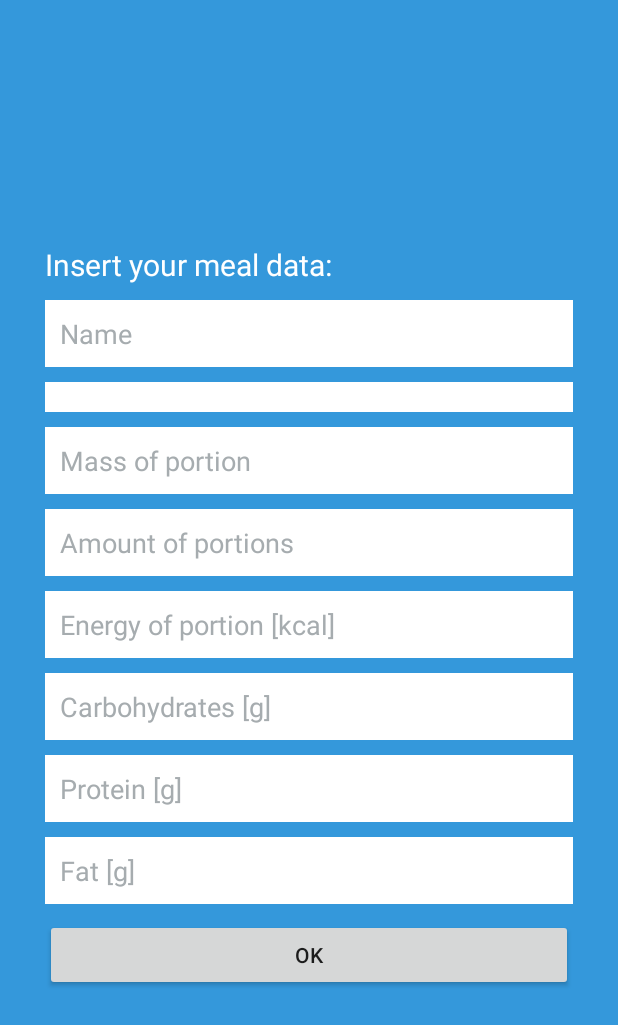
After one commit to March97/Food_Diary, an Android app: the layout fragment_meal_add.xml on its own in the app's theme, with its tools: preview values and no code run, on a phone screen of 412 x 824 dp. The commit adds this screen. Shown: the top 1025 px of the screen. Run offline under Robolectric (Android 15) with nearby library versions, the phone set to English and light mode, and no system bars.

Commit message:
kolorki, xml meal list

```diff
--- /dev/null
+++ b/app/src/main/res/layout/fragment_meal_add.xml
@@ -0,0 +1,149 @@
+<?xml version="1.0" encoding="utf-8"?>
+<LinearLayout xmlns:android="http://schemas.android.com/apk/res/android"
+    android:layout_width="fill_parent"
+    android:layout_height="fill_parent"
+    android:background="@color/colorBackground"
+    android:gravity="center"
+    android:orientation="vertical"
+    android:padding="10dp" >
+
+
+    <LinearLayout
+        android:layout_width="fill_parent"
+        android:layout_height="wrap_content"
+        android:layout_gravity="center"
+        android:orientation="vertical"
+        android:paddingLeft="20dp"
+        android:paddingRight="20dp" >
+
+        <TextView
+            android:id="@+id/meal_add_title"
+            android:layout_width="fill_parent"
+            android:layout_height="wrap_content"
+            android:layout_marginBottom="10dp"
+            android:text="@string/meal_add_title"
+            android:textSize="20sp"
+            android:textColor="@color/colorAccent" />
+
+        <EditText
+            android:id="@+id/meal_add_name"
+            android:layout_width="fill_parent"
+            android:layout_height="wrap_content"
+            android:layout_marginBottom="10dp"
+            android:background="@color/colorAccent"
+            android:hint="@string/meal_add_name"
+            android:inputType="number"
+            android:padding="10dp"
+            android:singleLine="true"
+            android:textSize="18sp"
+            android:textColor="@color/colorGrey"
+            android:textColorHint="@color/colorGrey" />
+
+        <Spinner
+            android:id="@+id/meal_add_spinner"
+            android:layout_width="fill_parent"
+            android:layout_height="wrap_content"
+            android:layout_marginBottom="10dp"
+            android:background="@color/colorAccent"
+            android:hint="@string/meal_add_name"
+            android:padding="10dp"
+            android:singleLine="true"
+            android:textSize="18sp"
+            android:textColor="@color/colorGrey"
+            android:textColorHint="@color/colorGrey"
+            android:minHeight="18sp"/>
+        <!--        android:entries="@array/meal_arrays"-->
+
+        <EditText
+            android:id="@+id/meal_add_mass"
+            android:layout_width="fill_parent"
+            android:layout_height="wrap_content"
+            android:layout_marginBottom="10dp"
+            android:background="@color/colorAccent"
+            android:hint="@string/meal_add_mass"
+            android:inputType="number"
+            android:padding="10dp"
+            android:singleLine="true"
+            android:textSize="18sp"
+            android:textColor="@color/colorGrey"
+            android:textColorHint="@color/colorGrey" />
+
+        <EditText
+            android:id="@+id/meal_add_portions"
+            android:layout_width="fill_parent"
+            android:layout_height="wrap_content"
+            android:layout_marginBottom="10dp"
+            android:background="@color/colorAccent"
+            android:hint="@string/meal_add_portions"
+            android:inputType="number"
+            android:padding="10dp"
+            android:singleLine="true"
+            android:textSize="18sp"
+            android:textColor="@color/colorGrey"
+            android:textColorHint="@color/colorGrey" />
+
+        <EditText
+            android:id="@+id/meal_add_energy"
+            android:layout_width="fill_parent"
+            android:layout_height="wrap_content"
+            android:layout_marginBottom="10dp"
+            android:background="@color/colorAccent"
+            android:hint="@string/meal_add_energy"
+            android:inputType="number"
+            android:padding="10dp"
+            android:singleLine="true"
+            android:textSize="18sp"
+            android:textColor="@color/colorGrey"
+            android:textColorHint="@color/colorGrey" />
+
+        <EditText
+            android:id="@+id/meal_add_carb"
+            android:layout_width="fill_parent"
+            android:layout_height="wrap_content"
+            android:layout_marginBottom="10dp"
+            android:background="@color/colorAccent"
+            android:hint="@string/meal_add_carb"
+            android:inputType="number"
+            android:padding="10dp"
+            android:singleLine="true"
+            android:textSize="18sp"
+            android:textColor="@color/colorGrey"
+            android:textColorHint="@color/colorGrey" />
+
+        <EditText
+            android:id="@+id/meal_add_protein"
+            android:layout_width="fill_parent"
+            android:layout_height="wrap_content"
+            android:layout_marginBottom="10dp"
+            android:background="@color/colorAccent"
+            android:hint="@string/meal_add_protein"
+            android:inputType="number"
+            android:padding="10dp"
+            android:singleLine="true"
+            android:textSize="18sp"
+            android:textColor="@color/colorGrey"
+            android:textColorHint="@color/colorGrey" />
+
+        <EditText
+            android:id="@+id/meal_add_fat"
+            android:layout_width="fill_parent"
+            android:layout_height="wrap_content"
+            android:layout_marginBottom="10dp"
+            android:background="@color/colorAccent"
+            android:hint="@string/meal_add_fat"
+            android:inputType="number"
+            android:padding="10dp"
+            android:singleLine="true"
+            android:textSize="18sp"
+            android:textColor="@color/colorGrey"
+            android:textColorHint="@color/colorGrey" />
+
+        <Button
+            android:id="@+id/biodata_add_button"
+            android:layout_width="match_parent"
+            android:layout_height="wrap_content"
+            android:text="@string/biodata_add_button" />
+
+    </LinearLayout>
+
+</LinearLayout>
--- a/app/src/main/res/values/colors.xml
+++ b/app/src/main/res/values/colors.xml
@@ -4,4 +4,5 @@
     <color name="colorPrimaryDark">#21618C</color>
     <color name="colorAccent">#FFFFFF</color>
     <color name="colorBackground">#3498DB</color>
+    <color name="colorGrey">#A6ACAF </color>
 </resources>
--- a/app/src/main/res/values/strings.xml
+++ b/app/src/main/res/values/strings.xml
@@ -18,5 +18,27 @@
     <string name="biodata_mass">80kg</string>
     <string name="biodata_id">1</string>
     <string name="biodata_bmi">BMI: 25.0</string>
+    <string name="biodata_add_title">Insert your biodata:</string>
+    <string name="biodata_hint_date">Date</string>
+    <string name="biodata_hint_height">Height [cm]</string>
+    <string name="biodata_hint_mass">Mass [kg]</string>
+    <string name="biodata_add_button">OK</string>
+
+    <string name="meal_id">1</string>
+    <string name="meal_name">Nazwa</string>
+    <string name="meal_energy">325</string>
+    <string name="meal_protein">65</string>
+    <string name="meal_fat">54</string>
+    <string name="meal_carb">120</string>
+
+    <string name="meal_add_title">Insert your meal data:</string>
+    <string name="meal_add_name">Name</string>
+    <string name="meal_add_mass">Mass of portion</string>
+    <string name="meal_add_portions">Amount of portions</string>
+    <string name="meal_add_energy">Energy of portion [kcal]</string>
+    <string name="meal_add_carb">Carbohydrates [g]</string>
+    <string name="meal_add_protein">Protein [g]</string>
+    <string name="meal_add_fat">Fat [g]</string>
+
 
 </resources>
```
Also changed, not shown: app/src/main/res/layout/fragment_biodata_add.xml (+39 -53 lines), app/src/main/res/layout/fragment_biodata_list.xml (+5 -3 lines), app/src/main/res/layout/fragment_meal_list.xml (added, +139 -0 lines), app/src/main/res/layout/item_meal.xml (added, +73 -0 lines).
